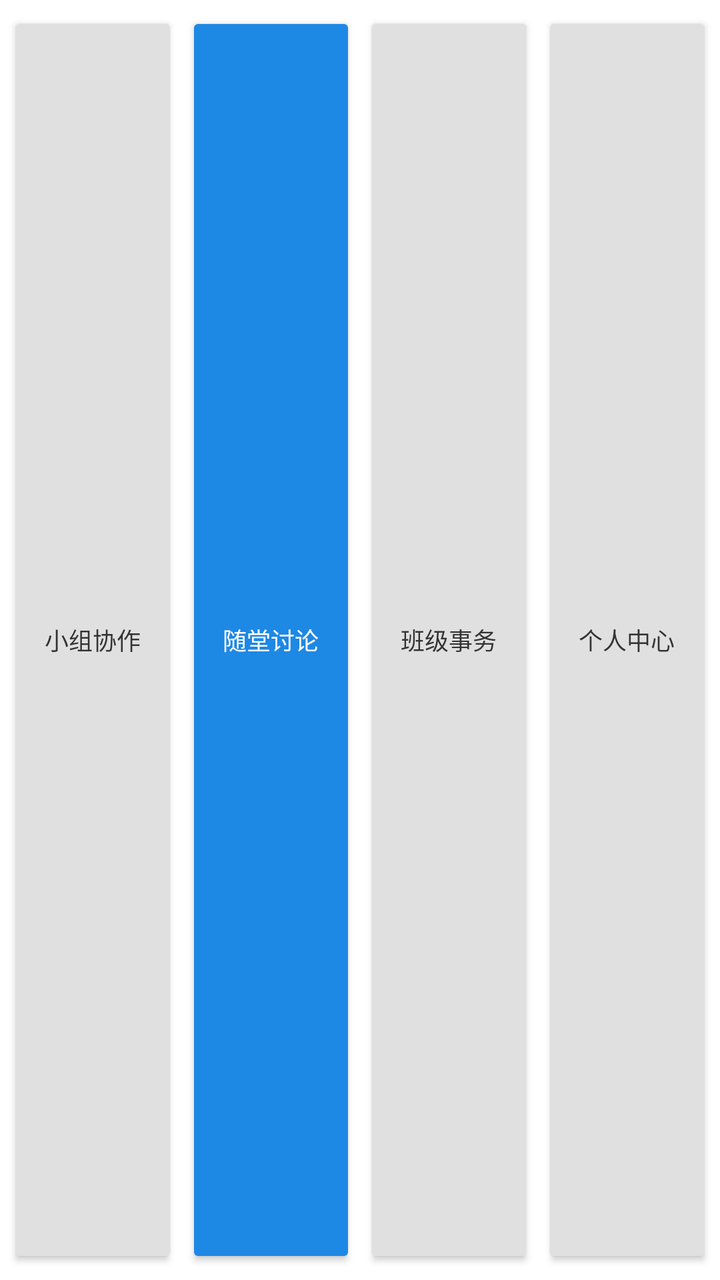
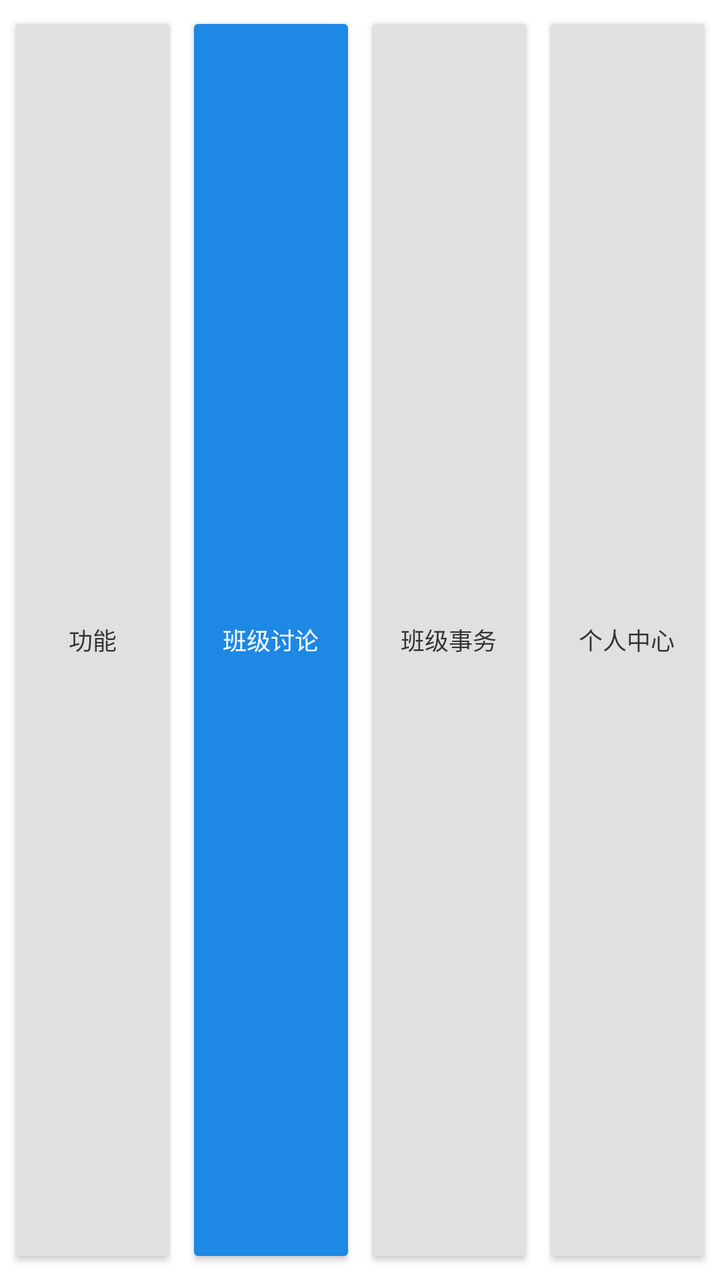

An Android layout rendered at two revisions. The XML below is the earlier revision; the diff shows what the commit changed to produce the second picture.
<!-- AndroidManifest.xml: application theme Theme.CampusChat -->
<!-- res/layout/view_bottom_nav.xml -->
<?xml version="1.0" encoding="utf-8"?>
<LinearLayout
    xmlns:android="http://schemas.android.com/apk/res/android"
    android:id="@+id/layoutBottomNav"
    android:layout_width="match_parent"
    android:layout_height="56dp"
    android:orientation="horizontal"
    android:background="#FFFFFF"
    android:elevation="8dp"
    android:paddingTop="6dp"
    android:paddingBottom="6dp">

    
    <Button
        android:id="@+id/btnTabUsers"
        android:layout_width="0dp"
        android:layout_height="match_parent"
        android:layout_weight="1"
        android:layout_marginStart="4dp"
        android:layout_marginEnd="2dp"
        android:backgroundTint="#E0E0E0"
        android:text="小组协作"
        android:textColor="#333333"
        android:textSize="12sp" />

    
    <Button
        android:id="@+id/btnTabChat"
        android:layout_width="0dp"
        android:layout_height="match_parent"
        android:layout_weight="1"
        android:layout_marginStart="2dp"
        android:layout_marginEnd="2dp"
        android:backgroundTint="#1E88E5"
        android:text="随堂讨论"
        android:textColor="#FFFFFF"
        android:textSize="12sp" />

    
    <Button
        android:id="@+id/btnTabAffairs"
        android:layout_width="0dp"
        android:layout_height="match_parent"
        android:layout_weight="1"
        android:layout_marginStart="2dp"
        android:layout_marginEnd="2dp"
        android:backgroundTint="#E0E0E0"
        android:text="班级事务"
        android:textColor="#333333"
        android:textSize="12sp" />

    
    <Button
        android:id="@+id/btnTabProfile"
        android:layout_width="0dp"
        android:layout_height="match_parent"
        android:layout_weight="1"
        android:layout_marginStart="2dp"
        android:layout_marginEnd="4dp"
        android:backgroundTint="#E0E0E0"
        android:text="个人中心"
        android:textColor="#333333"
        android:textSize="12sp" />

</LinearLayout>
<!-- resources referenced by this layout -->
<resources>
  <style name="Theme.CampusChat" parent="Theme.AppCompat.Light.NoActionBar">
          
          <item name="colorPrimary">@color/brand_primary</item>
          <item name="colorPrimaryDark">@color/brand_primary_dark</item>
          <item name="colorAccent">@color/brand_accent</item>
  
          
          <item name="android:windowBackground">@color/app_background</item>
  
          
          <item name="android:statusBarColor">@color/brand_primary_dark</item>
      </style>
  <color name="brand_primary">#1E88E5</color>
  <color name="brand_primary_dark">#1565C0</color>
  <color name="brand_accent">#00ACC1</color>
  <color name="app_background">#F4F6F9</color>
</resources>

<!-- the commit's change to res/layout/view_bottom_nav.xml (unified diff, before → after) -->
@@ -19,7 +19,7 @@
         android:layout_marginStart="4dp"
         android:layout_marginEnd="2dp"
         android:backgroundTint="#E0E0E0"
-        android:text="小组协作"
+        android:text="功能"
         android:textColor="#333333"
         android:textSize="12sp" />
 
@@ -32,7 +32,7 @@
         android:layout_marginStart="2dp"
         android:layout_marginEnd="2dp"
         android:backgroundTint="#1E88E5"
-        android:text="随堂讨论"
+        android:text="班级讨论"
         android:textColor="#FFFFFF"
         android:textSize="12sp" />
 
